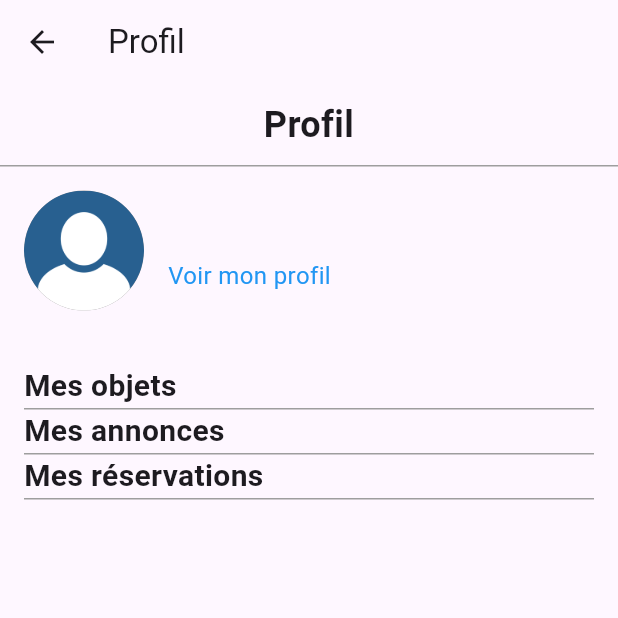
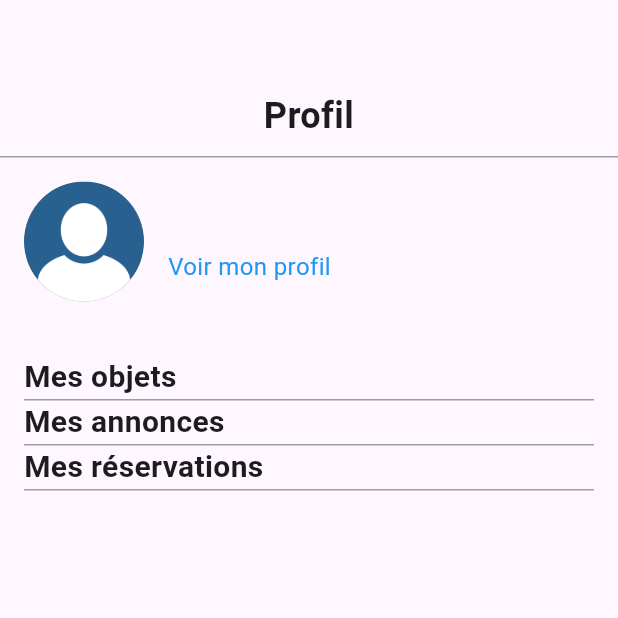
Before and after one commit to Baptched/SAE-Mobile, a Flutter app: the ProfilPage screen opened directly, on a phone screen of 412 x 824 dp, the top half of it. Run offline on Flutter 3.47's test engine with Material 3 defaults, Android fonts, the phone set to English and light mode, and no system bars; our stand-ins replace shared_preferences, sqflite, supabase; accounts and stored records are empty.

Commit message:
changelemnt bd

```diff
--- a/sae/lib/UI/profil.dart
+++ b/sae/lib/UI/profil.dart
@@ -45,12 +45,10 @@ class ProfilPage extends StatelessWidget {
   Widget build(BuildContext context) {
 
     return Scaffold(
-      appBar: AppBar(
-        title: Text('Profil'),
-      ),
       body: Column(
         crossAxisAlignment: CrossAxisAlignment.stretch,
         children: [
+          SizedBox(height: 50),
           Padding(
             padding: const EdgeInsets.symmetric(vertical: 10.0),
             child: Text(
```
Also changed, not shown: sae/pubspec.lock.
